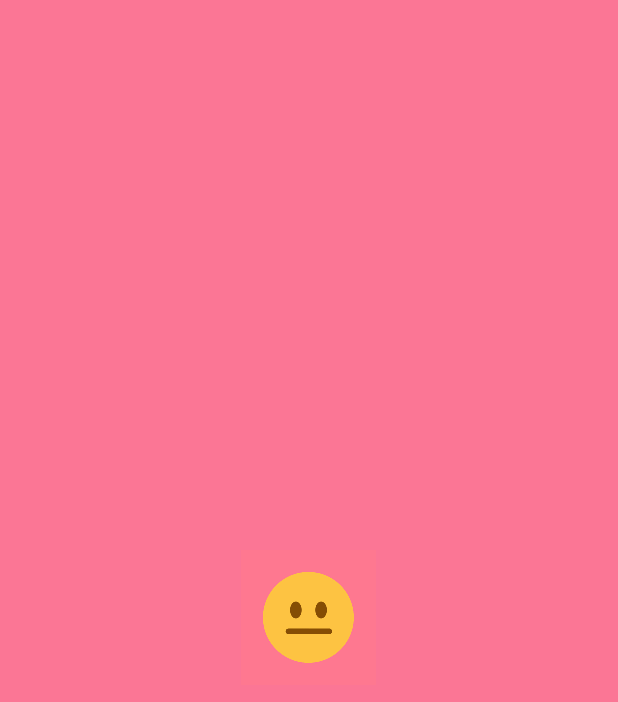
After one commit to Tejureddi/MoodMeterApp, an Android app: the layout activity_splash_screen.xml on its own in the app's theme, with its tools: preview values and no code run, on a phone screen of 412 x 824 dp. The commit adds this screen. Shown: the top 702 px of the screen. Run offline under Robolectric (Android 15) with nearby library versions, the phone set to English and light mode, and no system bars.

Commit message:
added splash screens + xml

```diff
--- a/app/build.gradle
+++ b/app/build.gradle
@@ -38,6 +38,7 @@ dependencies {
     androidTestImplementation 'androidx.test.espresso:espresso-core:3.4.0'
     implementation platform('com.google.firebase:firebase-bom:28.4.2')
     implementation 'com.google.firebase:firebase-auth'
+    implementation 'pl.droidsonroids.gif:android-gif-drawable:1.2.19'
     //implementation 'com.google.firebase:firebase-analytics'
 
 }
--- /dev/null
+++ b/app/src/main/res/layout/activity_splash_screen.xml
@@ -0,0 +1,18 @@
+<?xml version="1.0" encoding="utf-8"?>
+<LinearLayout xmlns:android="http://schemas.android.com/apk/res/android"
+    xmlns:app="http://schemas.android.com/apk/res-auto"
+    xmlns:tools="http://schemas.android.com/tools"
+    android:layout_width="match_parent"
+    android:layout_height="match_parent"
+    android:background="#FB7695"
+    android:gravity="center"
+    tools:context=".Splash_Screen">
+
+
+    <pl.droidsonroids.gif.GifImageView
+        android:layout_width="90dp"
+        android:layout_height="115dp"
+        android:src="@drawable/_00w"
+        tools:ignore="MissingClass" />
+
+</LinearLayout>
```
Also changed, not shown: app/src/main/AndroidManifest.xml (+10 -7 lines), app/src/main/java/com/example/moodmeterapp/Splash_Screen.java (added, +29 -0 lines), app/src/main/res/layout/activity_main.xml (+11 -9 lines), app/src/main/res/drawable-v24/_00w.gif (added).
